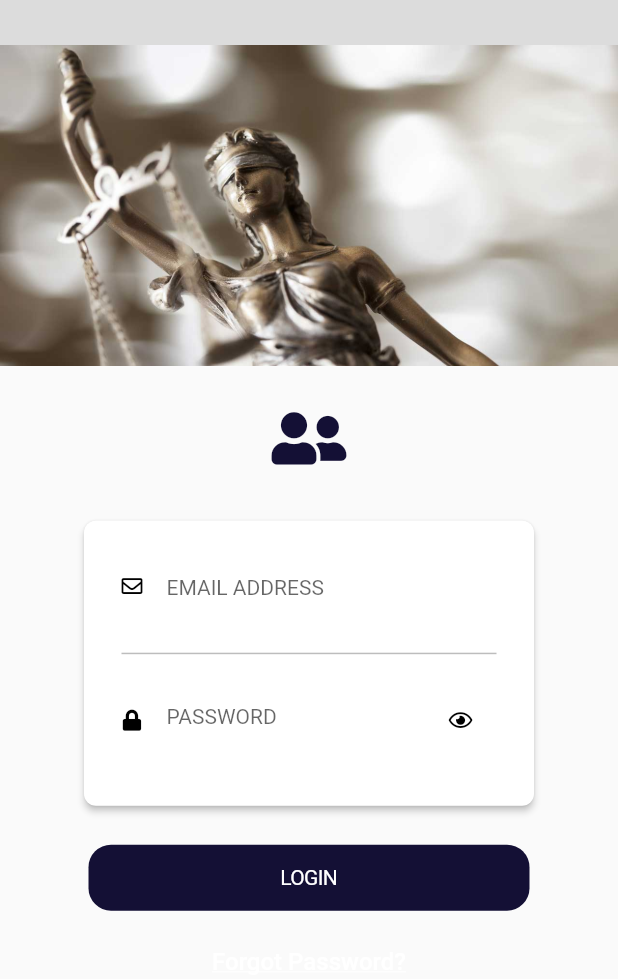
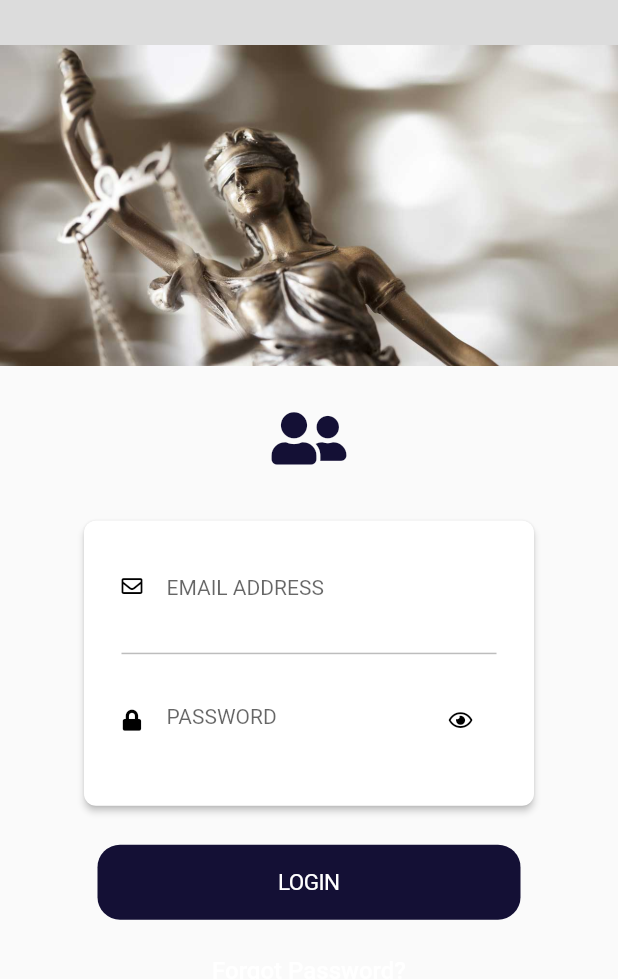
Before and after one commit to motionlaw/last-ios, a Flutter app: the screen it shows after launch, on a phone screen of 412 x 824 dp, the part 165-1144 px from its top. Run offline on Flutter 3.47's test engine with Material 2 defaults, Android fonts, the light colour scheme and no system bars; our stand-ins replace flutter_signin_button, font_awesome_flutter, hive; missing offline and left inert: flutter_tawk; accounts and stored records are empty; Roboto replaces fonts that are missing (WorkSansBold, WorkSansMedium, WorkSansSemiBold); project files that could hold a hidden picture were left out.

Commit message:
support, refer a friend and login changed and works perfect

```diff
--- a/lib/ui/modules/login_page.dart
+++ b/lib/ui/modules/login_page.dart
@@ -41,7 +41,7 @@ class _LoginPageState extends State<LoginPage>
   TextEditingController loginEmailController = new TextEditingController();
   TextEditingController loginPasswordController = new TextEditingController();
 
-  bool submit = false;
+  String submit = 'LOGIN';
   bool _obscureTextLogin = true;
 
   PageController _pageController;
@@ -328,27 +328,16 @@ class _LoginPageState extends State<LoginPage>
                 ),
               ),
               Container(
-                  margin: EdgeInsets.only(top: 220.0),
+                  margin: EdgeInsets.only(top: 220.0, left: 65.0, right: 65.0),
+                  width: double.infinity,
                   decoration: new BoxDecoration(
                     color: Theme.Colors.loginGradientButton,
                     borderRadius: BorderRadius.circular(15.0),
                   ),
                   child: CupertinoButton(
-                      //highlightColor: Colors.transparent,
-                      padding: EdgeInsets.all(0),
-                      child: Container(
-                        child: Padding(
-                          padding: const EdgeInsets.symmetric(
-                              vertical: 0.0, horizontal: 128.0),
-                          child: Text(
-                            (submit == false) ? "LOGIN" : "LOADING...",
-                            style: TextStyle(
-                                color: Colors.white,
-                                fontSize: 14.0,
-                                fontFamily: "WorkSansBold"),
-                          ),
-                        ),
-                      ),
+                      child: Text(submit,
+                          style: new TextStyle(
+                              color: Colors.white, fontSize: 15)),
                       onPressed: () {
                         if (loginEmailController.text == "") {
                           _handleClickMe(
@@ -360,7 +349,7 @@ class _LoginPageState extends State<LoginPage>
                           return false;
                         }
                         setState(() {
-                          submit = !submit;
+                          submit = 'LOADING...';
                         });
                         auth(loginEmailController.text,
                                 loginPasswordController.text)
@@ -372,7 +361,10 @@ class _LoginPageState extends State<LoginPage>
                           } else {
                             _handleClickMe(
                                 'The username or password you entered is incorrect!');
-                            submit = !submit;
+
+                            setState(() {
+                              submit = 'LOGIN';
+                            });
                           }
                         });
                       })),
```
Also changed, not shown: lib/ui/modules/refer.dart (+39 -9 lines), lib/ui/modules/support.dart (+108 -33 lines).
